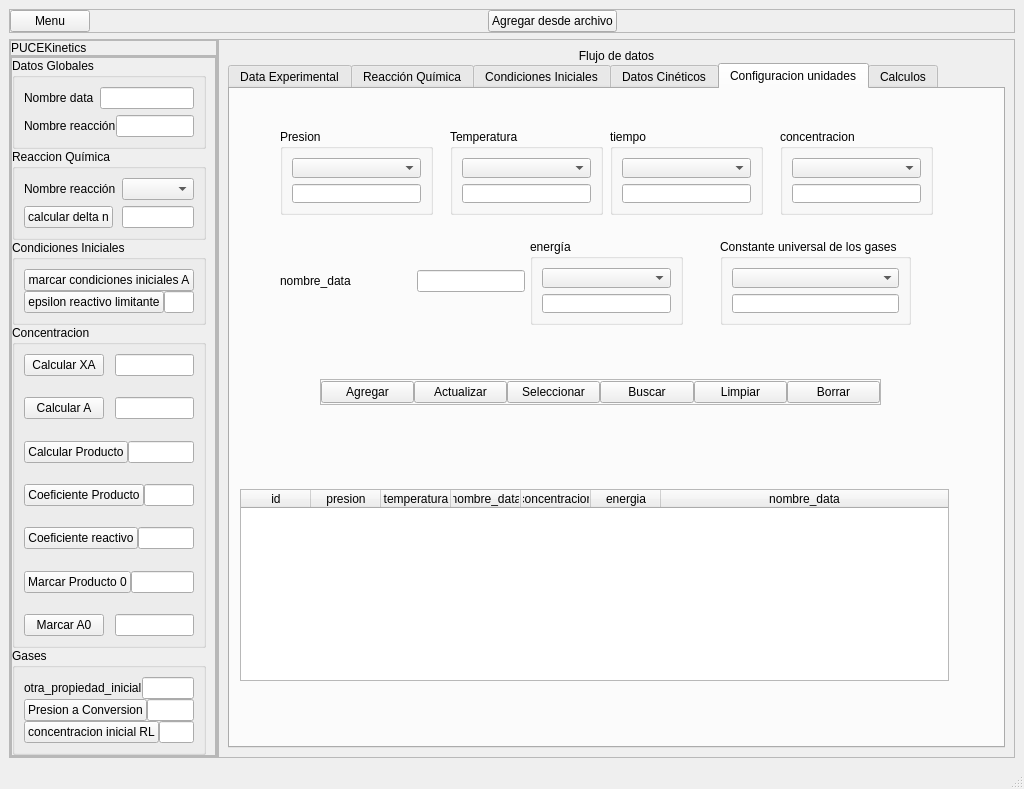
This is flujo_datos_gui_v4.ui in JuandresPUCE/tesis_pyqt_sqlite as Qt 5 draws it before an edit. The edited form follows.
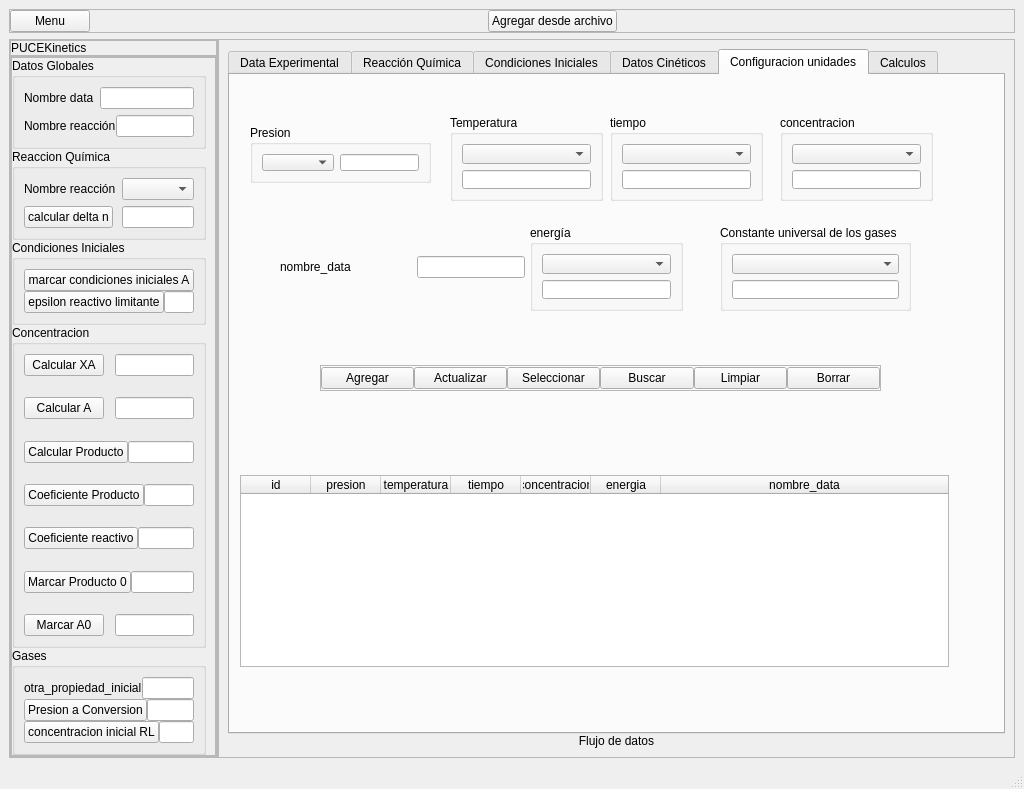
This is the edited form.

```diff
--- a/flujo_datos_gui_v4.ui
+++ b/flujo_datos_gui_v4.ui
@@ -956,22 +956,6 @@
             <property name="spacing">
              <number>0</number>
             </property>
-            <item>
-             <widget class="QLabel" name="titulo_label_2">
-              <property name="maximumSize">
-               <size>
-                <width>16777215</width>
-                <height>60</height>
-               </size>
-              </property>
-              <property name="text">
-               <string>Flujo de datos</string>
-              </property>
-              <property name="alignment">
-               <set>Qt::AlignCenter</set>
-              </property>
-             </widget>
-            </item>
             <item>
              <widget class="QTabWidget" name="tabWidget_2">
               <property name="currentIndex">
@@ -3221,16 +3205,16 @@
                <widget class="QGroupBox" name="groupBox_8">
                 <property name="geometry">
                  <rect>
-                  <x>50</x>
-                  <y>40</y>
-                  <width>153</width>
-                  <height>86</height>
+                  <x>20</x>
+                  <y>50</y>
+                  <width>181</width>
+                  <height>58</height>
                  </rect>
                 </property>
                 <property name="title">
                  <string>Presion</string>
                 </property>
-                <layout class="QVBoxLayout" name="verticalLayout_37">
+                <layout class="QHBoxLayout" name="horizontalLayout_66">
                  <item>
                   <widget class="QComboBox" name="presion_box"/>
                  </item>
@@ -3450,7 +3434,7 @@
                 </column>
                 <column>
                  <property name="text">
-                  <string>nombre_data</string>
+                  <string>tiempo</string>
                  </property>
                 </column>
                 <column>
@@ -4209,6 +4193,22 @@
               </widget>
              </widget>
             </item>
+            <item>
+             <widget class="QLabel" name="titulo_label_2">
+              <property name="maximumSize">
+               <size>
+                <width>16777215</width>
+                <height>60</height>
+               </size>
+              </property>
+              <property name="text">
+               <string>Flujo de datos</string>
+              </property>
+              <property name="alignment">
+               <set>Qt::AlignCenter</set>
+              </property>
+             </widget>
+            </item>
            </layout>
           </item>
          </layout>
```
